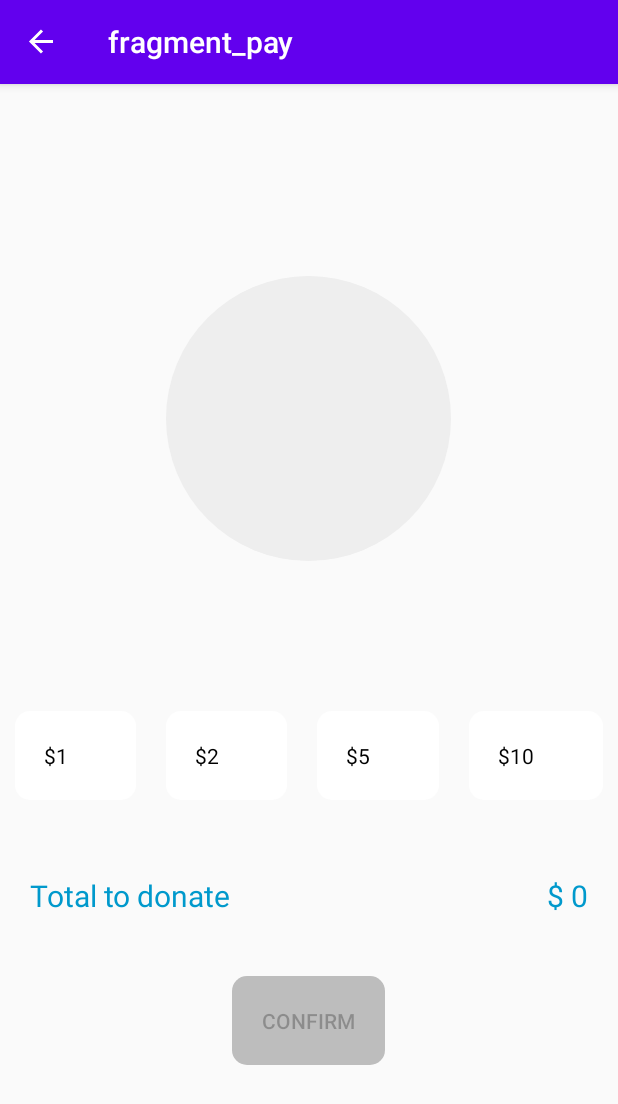
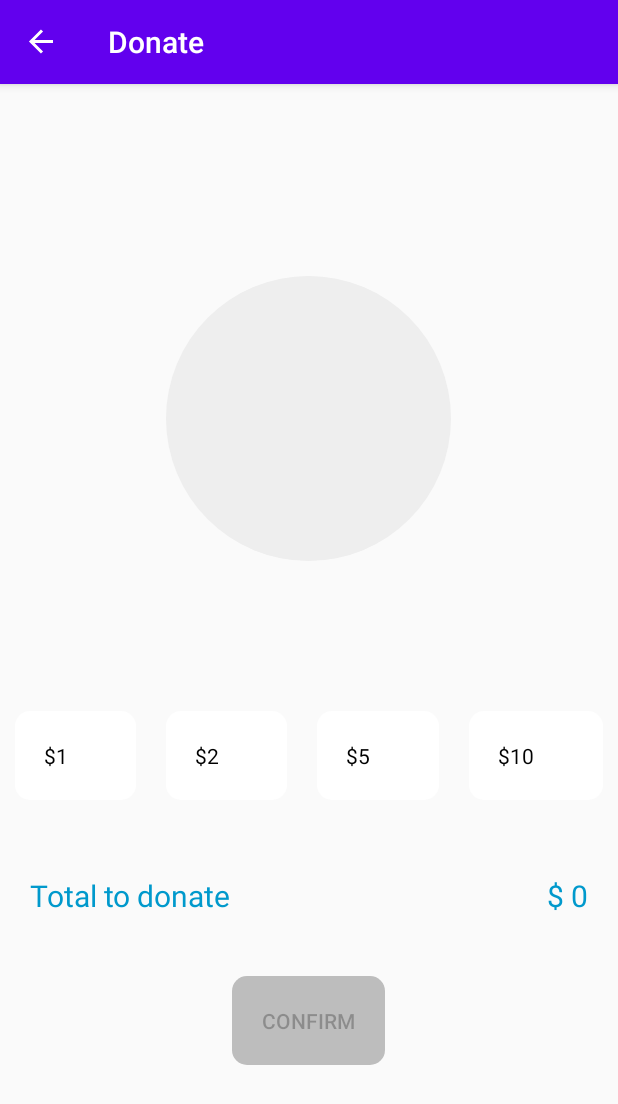
Before and after one commit to LucasPM97/GPaySample, an Android app: the PayFragment screen opened through its navigation route, on a phone screen of 412 x 824 dp. Shown: the top 1104 px of the screen. Run offline under Robolectric (Android 15) with nearby library versions, the phone set to English and light mode, and no system bars; our stand-ins replace Picasso, navigation-ui; libraries missing offline, so code that uses them is left out: jp.wasabeef.picasso; pictures from the network do not load; 2 statements that could not run were skipped.

Commit message:
Add navigation and pass args

```diff
--- a/app/build.gradle
+++ b/app/build.gradle
@@ -1,7 +1,8 @@
 apply plugin: 'com.android.application'
 apply plugin: 'kotlin-android'
 apply plugin: 'kotlin-android-extensions'
-apply plugin: "androidx.navigation.safeargs"
+apply plugin: "androidx.navigation.safeargs.kotlin"
+
 
 android {
     compileSdkVersion 29
--- a/app/src/main/java/com/lucas/gpay/ui/pay/PayFragment.kt
+++ b/app/src/main/java/com/lucas/gpay/ui/pay/PayFragment.kt
@@ -12,6 +12,7 @@ import androidx.lifecycle.Observer
 import androidx.lifecycle.ViewModelProvider
 import androidx.navigation.fragment.findNavController
 import com.lucas.gpay.R
+import com.lucas.gpay.ui.completePay.CompletePayFragmentDirections
 import com.squareup.picasso.Picasso
 import jp.wasabeef.picasso.transformations.CropCircleTransformation
 import kotlinx.android.synthetic.main.fragment_pay.*
@@ -20,6 +21,8 @@ import kotlinx.android.synthetic.main.main_fragment.avatar_image
 class PayFragment : Fragment() {
 
     private lateinit var viewModel: PayViewModel
+    private var mountToPay: Int = 0
+
 
     override fun onCreateView(
         inflater: LayoutInflater, container: ViewGroup?,
@@ -38,7 +41,10 @@ class PayFragment : Fragment() {
         val price:MutableLiveData<Int?>? = viewModel.getMountToPay()
 
         price?.observe(viewLifecycleOwner, Observer {
-            priceMount_text.text = "$ ${it.toString()}"
+            it?.let {
+                priceMount_text.text = "$ ${it.toString()}"
+                mountToPay = it
+            }
         })
 
         optionList.setOnCheckedChangeListener{ group, checkedId ->
@@ -50,6 +56,14 @@ class PayFragment : Fragment() {
                     else -> 0
                 }
             viewModel.setMountToPay(newPrice)
+            confirm_button.isEnabled = true
+        }
+
+        confirm_button.setOnClickListener {
+
+            val action = PayFragmentDirections.actionPayFragmentToCompletePayFragment(mountToPay);
+
+            findNavController().navigate(action)
         }
     }
 
--- a/app/src/main/res/navigation/nav_graph.xml
+++ b/app/src/main/res/navigation/nav_graph.xml
@@ -16,11 +16,27 @@
     <fragment
         android:id="@+id/payFragment"
         android:name="com.lucas.gpay.ui.pay.PayFragment"
-        android:label="fragment_pay"
+        android:label="Donate"
         tools:layout="@layout/fragment_pay" >
         <action
             android:id="@+id/action_payFragment_to_mainFragment"
             app:popUpTo="@id/mainFragment" />
+        <action
+            android:id="@+id/action_payFragment_to_completePayFragment"
+            app:destination="@id/completePayFragment" />
+    </fragment>
+    <fragment
+        android:id="@+id/completePayFragment"
+        android:name="com.lucas.gpay.ui.completePay.CompletePayFragment"
+        android:label="Complete"
+        tools:layout="@layout/fragment_complete_pay" >
+        <action
+            android:id="@+id/action_completePayFragment_to_payFragment"
+            app:destination="@id/payFragment" />
+        <argument
+            android:name="mountToPay"
+            app:argType="integer"
+            android:defaultValue="0" />
     </fragment>
 
 </navigation>
--- a/build.gradle
+++ b/build.gradle
@@ -11,6 +11,7 @@ buildscript {
         classpath 'com.android.tools.build:gradle:3.6.1'
         classpath "org.jetbrains.kotlin:kotlin-gradle-plugin:$kotlin_version"
         classpath "androidx.navigation:navigation-safe-args-gradle-plugin:2.3.0-alpha04"
+
 
         // NOTE: Do not place your application dependencies here; they belong
         // in the individual module build.gradle files
```
Also changed, not shown: app/src/main/java/com/lucas/gpay/ui/completePay/CompletePayFragment.kt (+33 -0 lines).
